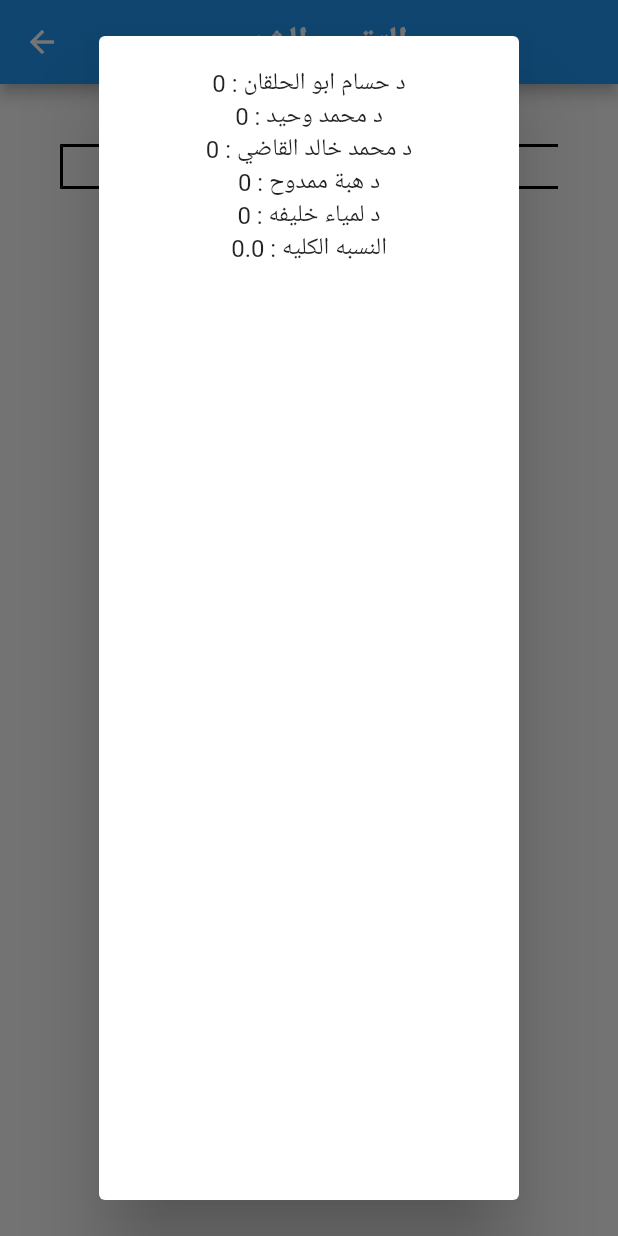
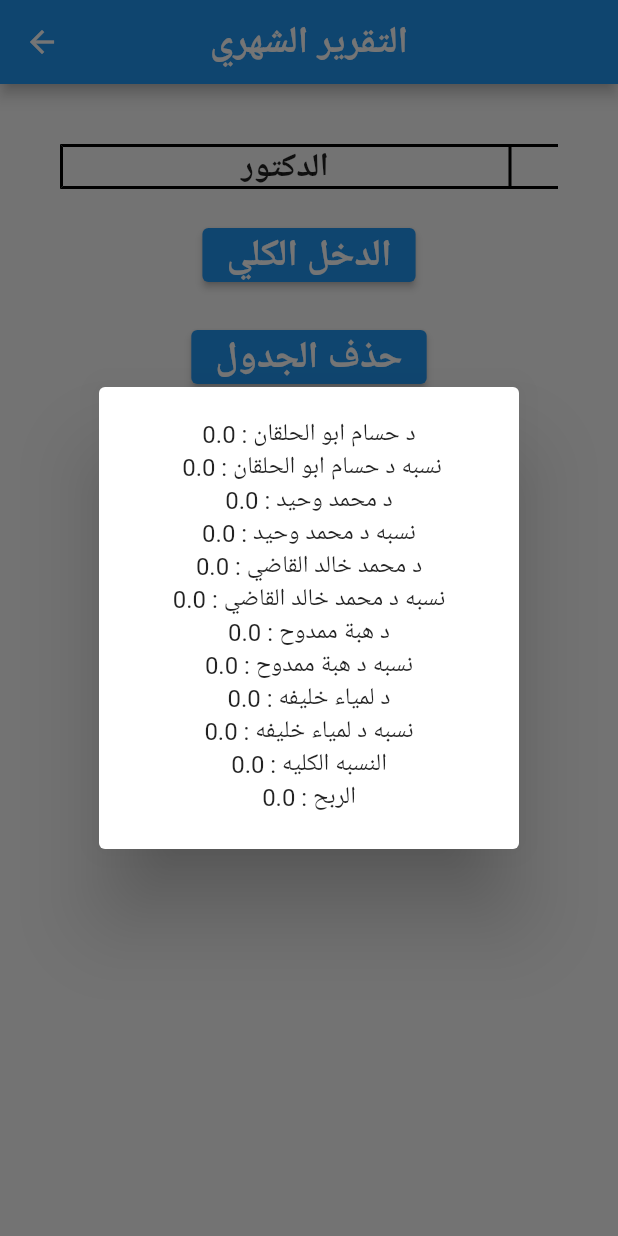
Before and after one commit to ibrahimMedhat-1/pioneer_doctor, a Flutter app: the DailyReport screen opened directly, after a tap on "الدخل الكلي", on a phone screen of 412 x 824 dp. Run offline on Flutter 3.47's test engine with Material 2 defaults, Android fonts, the light colour scheme and no system bars; our stand-ins replace cloud_firestore, firebase_auth, firebase_core, flutter_bloc; accounts and stored records are empty.

Commit message:
add find profit refactor find my percentage in dates

```diff
--- a/lib/view/daily_report/daily_report.dart
+++ b/lib/view/daily_report/daily_report.dart
@@ -8,10 +8,10 @@ class DailyReport extends StatelessWidget {
   @override
   Widget build(BuildContext context) {
     return BlocProvider(
-      create: (context) => DailyReportCubit()..getAllDates(),
+      create: (context) => DailyReportCubit()..getAllDoctorPrices(),
       child: BlocConsumer<DailyReportCubit, DailyReportState>(
         listener: (context, state) {
-          if (state == DeleteAllPatients) {
+          if (state is DeleteAllPatients) {
             DailyReportCubit.get(context).getAllDates();
           }
         },
@@ -41,8 +41,33 @@ class DailyReport extends StatelessWidget {
                         ),
                       ),
                       ElevatedButton(
-                          onPressed: () {
-                            cubit.totalAmount(context);
+                          onPressed: () async {
+                            await cubit.totalAmount(context).then((value) {
+                              showDialog(
+                                  context: context,
+                                  builder: (context) {
+                                    return AlertDialog(
+                                      content: Column(
+                                        mainAxisSize: MainAxisSize.min,
+                                        children: [
+                                          Text("د حسام ابو الحلقان : ${(cubit.hossam)}"),
+                                          Text(" نسبه د حسام ابو الحلقان : ${(cubit.hossamPercentage)}"),
+                                          Text("د محمد وحيد : ${(cubit.waheed)}"),
+                                          Text("نسبه د محمد وحيد : ${(cubit.waheedPercentage)}"),
+                                          Text("د محمد خالد القاضي : ${(cubit.qadi)}"),
+                                          Text("نسبه د محمد خالد القاضي : ${(cubit.qadiPercentage)}"),
+                                          Text("د هبة ممدوح : ${(cubit.heba)}"),
+                                          Text("نسبه د هبة ممدوح : ${(cubit.hebaPercentage)}"),
+                                          Text("د لمياء خليفه : ${(cubit.lamiaa)}"),
+                                          Text("نسبه د لمياء خليفه : ${(cubit.lamiaaPercentage)}"),
+                                          Text("النسبه الكليه : ${cubit.totalAmountVar.toString()}"),
+                                          Text("الربح : ${cubit.profit.toString()}"),
+                                          // Text("الريح : ${}"),
+                                        ],
+                                      ),
+                                    );
+                                  });
+                            });
                           },
                           child: const Text(style: TextStyle(fontSize: 25, fontWeight: FontWeight.bold), 'الدخل الكلي')),
                       const SizedBox(
--- a/lib/view_model/daily_report_cubit/daily_report_cubit.dart
+++ b/lib/view_model/daily_report_cubit/daily_report_cubit.dart
@@ -18,61 +18,258 @@ class DailyReportCubit extends Cubit<DailyReportState> {
       Column(children: [Text('الاسم', style: TextStyle(fontSize: 22.0, fontWeight: FontWeight.bold))]),
     ]),
   ];
-  int waheed = 0;
-  int qadi = 0;
-  int hossam = 0;
-  int heba = 0;
-  int lamiaa = 0;
-  int waheedPercentage = 0;
-  int qadiPercentage = 0;
-  int hossamPercentage = 0;
-  int hebaPercentage = 0;
-  int lamiaaPercentage = 0;
+  double profit = 0;
+  double waheed = 0;
+  double qadi = 0;
+  double hossam = 0;
+  double heba = 0;
+  double lamiaa = 0;
+  double waheedFixtures = 0;
+  double hossamFixtures = 0;
+  double qadiFixtures = 0;
+  double hebaFixtures = 0;
+  double lamiaaFixtures = 0;
+  double waheedPercentage = 0;
+  double qadiPercentage = 0;
+  double hossamPercentage = 0;
+  double hebaPercentage = 0;
+  double lamiaaPercentage = 0;
+  double allExpenses = 0;
+  double totalAmountVar = 0.0;
 
-  void getAllDates() {
+  void getAllDoctorPrices() {
     FirebaseFirestore.instance.collection('allDatesDoctor').orderBy('date', descending: true).get().then((value) {
-      value.docs.forEach((element) {
+      for (var element in value.docs) {
+        patients.add(PatientModel.fromJson(element.data()));
+        setTable();
+        emit(GetAllPatientsSuccessfully());
+      }
+    }).catchError((onError) {});
+  }
+
+  Future<void> getAllDates() async {
+    waheed = 0;
+    qadi = 0;
+    hossam = 0;
+    heba = 0;
+    lamiaa = 0;
+    await FirebaseFirestore.instance.collection('allDatesDoctor').orderBy('date', descending: true).get().then((value) {
+      for (var element in value.docs) {
         if (element.data()['drName'] == "د حسام ابو الحلقان") {
-          print(element.data()['drName']);
           hossam += int.parse(element.data()['price'].toString());
-
-          patients.add(PatientModel.fromJson(element.data()));
-          setTable();
           emit(GetAllPatientsSuccessfully());
         } else if (element.data()['drName'] == "د محمد وحيد ") {
-          print(element.data()['drName']);
           waheed += int.parse(element.data()['price'].toString());
-
-          patients.add(PatientModel.fromJson(element.data()));
-          setTable();
           emit(GetAllPatientsSuccessfully());
         } else if (element.data()['drName'] == "د محمد خالد القاضي") {
-          print(element.data()['drName']);
           qadi += int.parse(element.data()['price'].toString());
-
-          patients.add(PatientModel.fromJson(element.data()));
-          setTable();
           emit(GetAllPatientsSuccessfully());
         } else if (element.data()['drName'] == "د هبة ممدوح") {
-          print(element.data()['drName']);
           heba += int.parse(element.data()['price'].toString());
-
-          patients.add(PatientModel.fromJson(element.data()));
-          setTable();
           emit(GetAllPatientsSuccessfully());
         } else if (element.data()['drName'] == "د لمياء خليفة") {
-          print(element.data()['drName']);
-          print(int.parse(element.data()['price'].toString()));
           lamiaa += int.parse(element.data()['price'].toString());
-          print(lamiaa);
-          patients.add(PatientModel.fromJson(element.data()));
-          setTable();
           emit(GetAllPatientsSuccessfully());
         }
-      });
-    }).catchError((onError) {
-      print(onError);
+        emit(GetAllPatientsSuccessfully());
+      }
+
+      emit(GetAllPatientsSuccessfully());
+    }).catchError((onError) {});
+  }
+
+  Future<void> totalAmount(context) async {
+    totalAmountVar = 0;
+    profit = 0;
+    waheedPercentage = 0;
+    qadiPercentage = 0;
+    hossamPercentage = 0;
+    hebaPercentage = 0;
+    lamiaaPercentage = 0;
+    await getAllDates();
+    await getAllExpenses();
+    await getWaheedFixtures();
+    await getQadiFixtures();
+    await getHossamFixtures();
+    await getHebaFixtures();
+    await getLamiaaFixtures();
+    for (var element in patients) {
+      totalAmountVar += element.price!.toDouble();
+      emit(GetAllPatientsSuccessfully());
+    }
+    waheedPercentage = (waheed - waheedFixtures) * 0.50;
+    qadiPercentage = (qadi - qadiFixtures) * 0.50;
+    hossamPercentage = (hossam - hossamFixtures) * 0.50;
+    hebaPercentage = (heba - hebaFixtures) * 0.35;
+    lamiaaPercentage = (lamiaa - lamiaaFixtures) * 0.35;
+    double allPercentages = waheedPercentage + qadiPercentage + hossamPercentage + hebaPercentage + lamiaaPercentage;
+    profit = allExpenses + allPercentages;
+    print(hossam);
+    print(waheed);
+    print(qadi);
+    print(heba);
+    print(lamiaa);
+    print(allExpenses);
+    print(waheedFixtures);
+    print(qadiFixtures);
+    print(hossamFixtures);
+    print(hebaFixtures);
+    print(lamiaaFixtures);
+    print(waheedPercentage);
+    print(qadiPercentage);
+    print(hossamPercentage);
+    print(hebaPercentage);
+    print(lamiaaPercentage);
+    print(allPercentages);
+    print(profit);
+    emit(GetAllPatientsSuccessfully());
+  }
+
+  List<PatientModel> amountPatients = [];
+
+  Future<void> getWaheedFixtures() async {
+    waheedFixtures = 0;
+    await FirebaseFirestore.instance
+        .collection('doctors')
+        .doc("د محمد وحيد ")
+        .collection('fixtures')
+        .orderBy('printDate', descending: true)
+        .get()
+        .then((value) {
+      for (var element in value.docs) {
+        waheedFixtures += int.parse(element.data()['price'].toString());
+        emit(GetAllPatientsSuccessfully());
+      }
+    }).catchError((onError) {});
+  }
+
+  Future<void> getHossamFixtures() async {
+    hossamFixtures = 0;
+    await FirebaseFirestore.instance
+        .collection('doctors')
+        .doc("د حسام ابو الحلقان")
+        .collection('fixtures')
+        .orderBy('printDate', descending: true)
+        .get()
+        .then((value) {
+      for (var element in value.docs) {
+        hossamFixtures += int.parse(element.data()['price'].toString());
+        emit(GetAllPatientsSuccessfully());
+      }
+    }).catchError((onError) {});
+  }
+
+  Future<void> getQadiFixtures() async {
+    qadiFixtures = 0;
+    await FirebaseFirestore.instance
+        .collection('doctors')
+        .doc("د محمد خالد القاضي")
+        .collection('fixtures')
+        .orderBy('printDate', descending: true)
+        .get()
+        .then((value) {
+      for (var element in value.docs) {
+        qadiFixtures += int.parse(element.data()['price'].toString());
+        emit(GetAllPatientsSuccessfully());
+      }
+    }).catchError((onError) {});
+  }
+
+  Future<void> getHebaFixtures() async {
+    hebaFixtures = 0;
+    await FirebaseFirestore.instance
+        .collection('doctors')
+        .doc("د هبة ممدوح")
+        .collection('fixtures')
+        .orderBy('printDate', descending: true)
+        .get()
+        .then((value) {
+      for (var element in value.docs) {
+        hebaFixtures += int.parse(element.data()['price'].toString());
+        emit(GetAllPatientsSuccessfully());
+      }
+    }).catchError((onError) {});
+  }
+
+  Future<void> getLamiaaFixtures() async {
+    lamiaaFixtures = 0;
+    await FirebaseFirestore.instance
+        .collection('doctors')
+        .doc("د لمياء خليفة")
+        .collection('fixtures')
+        .orderBy('printDate', descending: true)
+        .get()
+        .then((value) {
+      for (var element in value.docs) {
+        lamiaaFixtures += int.parse(element.data()['price'].toString());
+        emit(GetAllPatientsSuccessfully());
+      }
+    }).catchError((onError) {});
+  }
+
+  Future<void> getAllExpenses() async {
+    allExpenses = 0;
+    await FirebaseFirestore.instance.collection('Expenses').orderBy('date', descending: true).get().then((value) {
+      for (var element in value.docs) {
+        allExpenses += int.parse(element.data()['price'].toString());
+        emit(GetAllPatientsSuccessfully());
+      }
+    }).catchError((onError) {});
+    emit(GetAllPatientsSuccessfully());
+  }
+
+  Future<void> getProfit(context) async {}
+
+  void delete(context) {
+    FirebaseFirestore.instance.collection('allDatesDoctor').get().then((value) {
+      for (var element in value.docs) {
+        element.reference.delete();
+        tableRows = [
+          const TableRow(children: [
+            Column(children: [Text('الدكتور', style: TextStyle(fontSize: 22.0, fontWeight: FontWeight.bold))]),
+            Column(children: [Text('المبلغ', style: TextStyle(fontSize: 22.0, fontWeight: FontWeight.bold))]),
+            Column(children: [Text('الاسم', style: TextStyle(fontSize: 22.0, fontWeight: FontWeight.bold))]),
+          ]),
+        ];
+        emit(DeleteAllPatients());
+      }
     });
+  }
+
+  void deleteTable(context) {
+    showDialog(
+        context: context,
+        builder: (context) => AlertDialog(
+              title: const Text('حذف الجدول'),
+              content: const Text('هل انت متاكد ؟ '),
+              actions: [
+                Row(
+                  children: [
+                    Expanded(
+                        child: TextButton(
+                      onPressed: () {
+                        Navigator.pop(context);
+                        delete(context);
+                      },
+                      child: const Text(
+                        'نعم',
+                        style: TextStyle(color: Colors.green),
+                      ),
+                    )),
+                    Expanded(
+                        child: TextButton(
+                      onPressed: () {
+                        Navigator.pop(context);
+                      },
+                      child: const Text(
+                        'لا',
+                        style: TextStyle(color: Colors.red),
+                      ),
+                    )),
+                  ],
+                )
+              ],
+            ));
   }
 
   void setTable() {
@@ -92,138 +289,4 @@ class DailyReportCubit extends Cubit<DailyReportState> {
       emit(GetAllPatientsSuccessfully());
     }
   }
-
-  void totalAmount(context) {
-    double totalAmountVar = 0.0;
-    patients.forEach((element) {
-      totalAmountVar += element.price!.toDouble();
-    });
-    showDialog(
-        context: context,
-        builder: (context) => AlertDialog(
-              content: Column(
-                children: [
-                  Text("د حسام ابو الحلقان : $hossam"),
-                  Text("د محمد وحيد : $waheed"),
-                  Text("د محمد خالد القاضي : $qadi"),
-                  Text("د هبة ممدوح : $heba"),
-                  Text("د لمياء خليفه : $lamiaa"),
-                  Text("النسبه الكليه : ${totalAmountVar.toString()}"),
-                  // Text("الريح : ${}"),
-                ],
-              ),
-            ));
-  }
-
-  void delete(context) {
-    FirebaseFirestore.instance.collection('allDatesDoctor').get().then((value) {
-      value.docs.forEach((element) {
-        element.reference.delete();
-        tableRows = [
-          const TableRow(children: [
-            Column(children: [Text('الدكتور', style: TextStyle(fontSize: 22.0, fontWeight: FontWeight.bold))]),
-            Column(children: [Text('المبلغ', style: TextStyle(fontSize: 22.0, fontWeight: FontWeight.bold))]),
-            Column(children: [Text('الاسم', style: TextStyle(fontSize: 22.0, fontWeight: FontWeight.bold))]),
-          ]),
-        ];
-        emit(DeleteAllPatients());
-      });
-    });
-  }
-
-  void deleteTable(context) {
-    showDialog(
-        context: context,
-        builder: (context) => AlertDialog(
-              title: Text('حذف الجدول'),
-              content: Text('هل انت متاكد ؟ '),
-              actions: [
-                Row(
-                  children: [
-                    Expanded(
-                        child: TextButton(
-                      onPressed: () {
-                        Navigator.pop(context);
-                        delete(context);
-                      },
-                      child: Text(
-                        'نعم',
-                        style: TextStyle(color: Colors.green),
-                      ),
-                    )),
-                    Expanded(
-                        child: TextButton(
-                      onPressed: () {
-                        Navigator.pop(context);
-                      },
-                      child: Text(
-                        'لا',
-                        style: TextStyle(color: Colors.red),
-                      ),
-                    )),
-                  ],
-                )
-              ],
-            ));
-  }
-
-  List<PatientModel> amountPatients = [];
-  void getAmountDates() {
-    FirebaseFirestore.instance.collection('doctors').get().then((value) {
-      for (var element in value.docs) {
-        if (element.data()['drName'] == "د حسام ابو الحلقان") {
-          print(element.data()['drName']);
-          hossam += int.parse(element.data()['price'].toString());
-
-          patients.add(PatientModel.fromJson(element.data()));
-          setTable();
-          emit(GetAllPatientsSuccessfully());
-        } else if (element.data()['drName'] == "د محمد وحيد ") {
-          print(element.data()['drName']);
-          waheed += int.parse(element.data()['price'].toString());
-
-          patients.add(PatientModel.fromJson(element.data()));
-          setTable();
-          emit(GetAllPatientsSuccessfully());
-        } else if (element.data()['drName'] == "د محمد خالد القاضي") {
-          print(element.data()['drName']);
-          qadi += int.parse(element.data()['price'].toString());
-
-          patients.add(PatientModel.fromJson(element.data()));
-          setTable();
-          emit(GetAllPatientsSuccessfully());
-        } else if (element.data()['drName'] == "د هبة ممدوح") {
-          print(element.data()['drName']);
-          heba += int.parse(element.data()['price'].toString());
-
-          patients.add(PatientModel.fromJson(element.data()));
-          setTable();
-          emit(GetAllPatientsSuccessfully());
-        } else if (element.data()['drName'] == "د لمياء خليفة") {
-          print(element.data()['drName']);
-          print(int.parse(element.data()['price'].toString()));
-          lamiaa += int.parse(element.data()['price'].toString());
-          print(lamiaa);
-          patients.add(PatientModel.fromJson(element.data()));
-          setTable();
-          emit(GetAllPatientsSuccessfully());
-        }
-        amountPatients.add(PatientModel.fromJson(element.data()));
-        emit(GetAllPatientsSuccessfully());
-      }
-    }).catchError((onError) {});
-  }
-
-  void findProfit(context) {
-    double totalAmountVar = 0.0;
-    for (var element in amountPatients) {
-      totalAmountVar += element.price!.toDouble();
-    }
-
-    showDialog(
-        context: context,
-        builder: (context) => AlertDialog(
-              content: Text("النسبه الكليه : ${totalAmountVar.toString()}"),
-            ));
-  }
 }
```
Also changed, not shown: lib/view/fixtures/fixtures.dart (+3 -6 lines), lib/view_model/booking_cubit/booking_cubit.dart (+23 -1 lines), lib/view_model/fixtures_cubit/fixtures_cubit.dart (+13 -2 lines).
